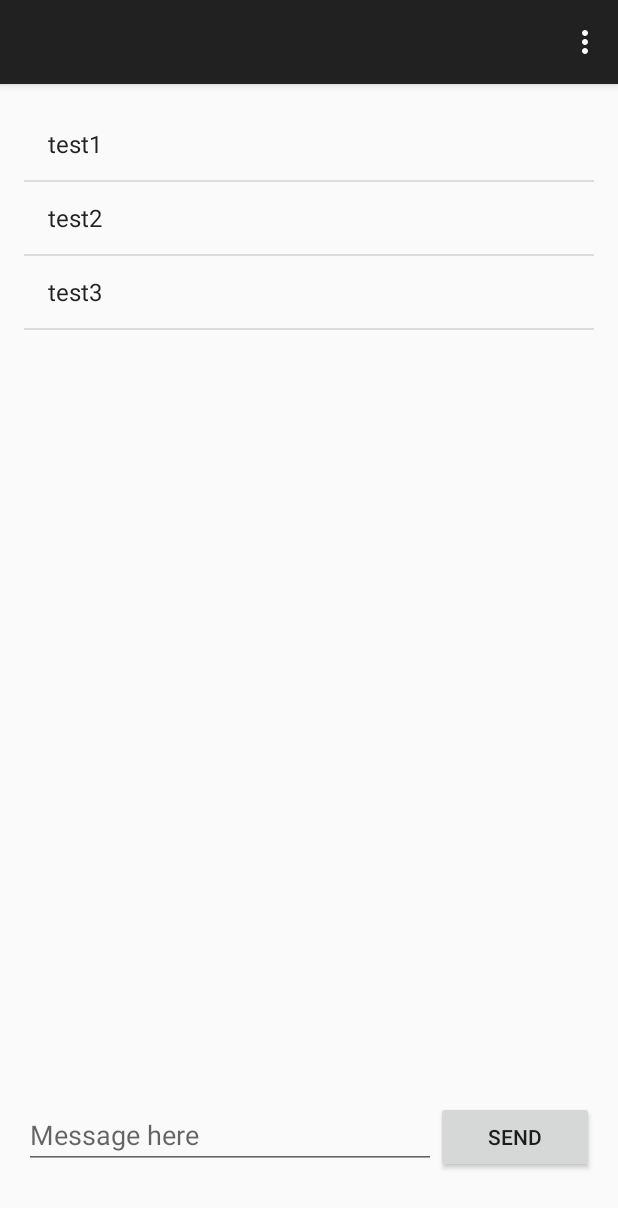
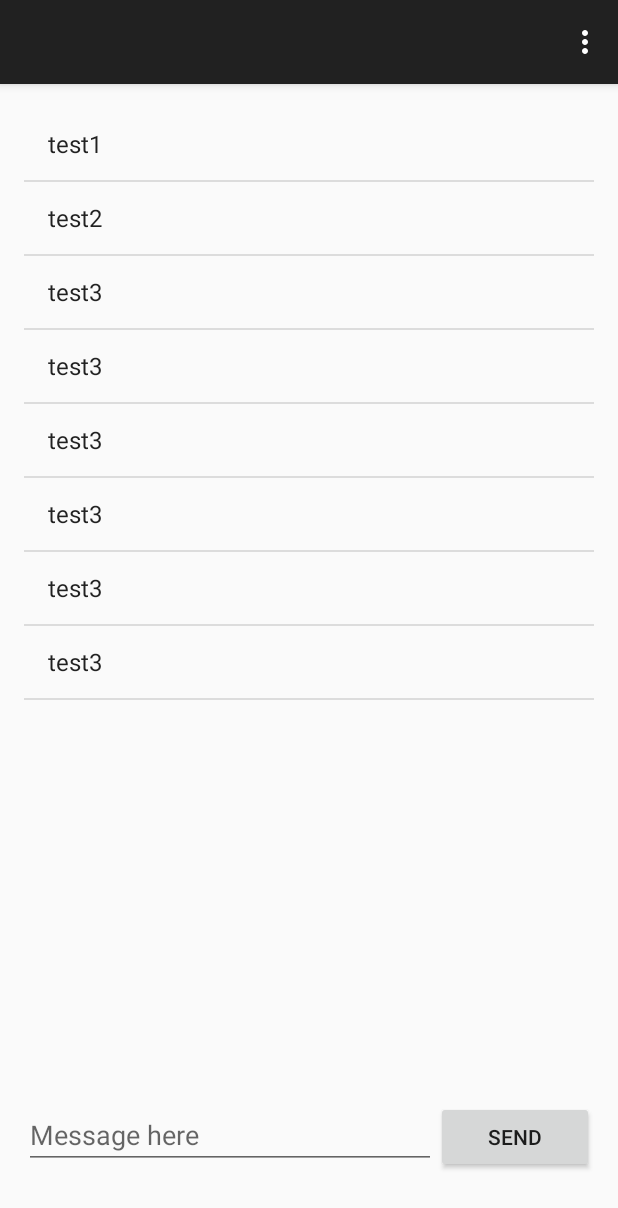
Before and after one commit to roy989898/simple_TCPIP_chat_app_v2, an Android app: the ChatActivity screen opened directly, with no data from a screen before it, on a phone screen of 412 x 824 dp. Shown: the top 1208 px of the screen. Run offline under Robolectric (Android 15) with nearby library versions, the light colour scheme and no system bars; 2 statements that could not run were skipped.

Commit message:
11/4/2015

```diff
--- a/app/build.gradle
+++ b/app/build.gradle
@@ -12,6 +12,9 @@ android {
         versionName "1.0"
     }
     buildTypes {
+        debug {
+            debuggable true
+        }
         release {
             minifyEnabled false
             proguardFiles getDefaultProguardFile('proguard-android.txt'), 'proguard-rules.pro'
--- a/app/src/main/java/pom/poly/com/simple_tcpip_chat_app_v2/BuddyAndChatListContentProvider.java
+++ b/app/src/main/java/pom/poly/com/simple_tcpip_chat_app_v2/BuddyAndChatListContentProvider.java
@@ -28,6 +28,7 @@ public class BuddyAndChatListContentProvider extends ContentProvider {
         sUriMatcher.addURI(AUTHORITY, BuddyListSQLiteHelper.TABLE_BUDDYS, DB_TABLE_BUDDY);
         sUriMatcher.addURI(AUTHORITY, BuddyListSQLiteHelper.TABLE_CHAT_HISTORY, DB_TABLE_CHATHISTORY);
     }
+
     private SQLiteDatabase database;
 
     public BuddyAndChatListContentProvider() {
@@ -60,7 +61,7 @@ public class BuddyAndChatListContentProvider extends ContentProvider {
 
     @Override
     public String getType(Uri uri) {
-        // TODO: Implement this to handle requests for the MIME type of the data
+
         // at the given URI.
         throw new UnsupportedOperationException("Not yet implemented");
     }
@@ -318,7 +319,7 @@ public class BuddyAndChatListContentProvider extends ContentProvider {
     @Override
     public int update(Uri uri, ContentValues values, String selection,
                       String[] selectionArgs) {
-        // TODO: Implement this to handle requests to update one or more rows.
+
         throw new UnsupportedOperationException("Not yet implemented");
     }
 }
--- a/app/src/main/java/pom/poly/com/simple_tcpip_chat_app_v2/ChatActivity.java
+++ b/app/src/main/java/pom/poly/com/simple_tcpip_chat_app_v2/ChatActivity.java
@@ -1,9 +1,14 @@
 package pom.poly.com.simple_tcpip_chat_app_v2;
 
+import android.content.BroadcastReceiver;
+import android.content.Context;
+import android.content.Intent;
+import android.content.IntentFilter;
 import android.database.Cursor;
 import android.database.sqlite.SQLiteDatabase;
 import android.os.AsyncTask;
 import android.os.Bundle;
+import android.support.v4.content.LocalBroadcastManager;
 import android.support.v7.app.ActionBarActivity;
 import android.view.Menu;
 import android.view.MenuItem;
@@ -27,6 +32,7 @@ public class ChatActivity extends ActionBarActivity implements View.OnClickListe
     private String phoneNumber;
     private ArrayAdapter adapter;
     private ArrayList<String> chtaHistoryArray = new ArrayList<String>();
+    private ResponseReceiver rr;
 
     @Override
     protected void onCreate(Bundle savedInstanceState) {
@@ -48,14 +54,26 @@ public class ChatActivity extends ActionBarActivity implements View.OnClickListe
         chtaHistoryArray.add("test1");
         chtaHistoryArray.add("test2");
         chtaHistoryArray.add("test3");
+        chtaHistoryArray.add("test3");
+        chtaHistoryArray.add("test3");
+        chtaHistoryArray.add("test3");
+        chtaHistoryArray.add("test3");
+        chtaHistoryArray.add("test3");
         //temp for test the Chatarray
 
         btSend.setOnClickListener(this);
-
-
+        RegisterBrodcastReciver();
         reflashAndShowAlltheChatHistory();
 
+    }
 
+    private void RegisterBrodcastReciver() {
+        // IntentFilter mStatusIntentFilter = new IntentFilter(Config.BROADCAST_ACTION+phoneNumber);//use + phonenumber to reg
+        IntentFilter mStatusIntentFilter = new IntentFilter(Config.BROADCAST_ACTION);//use + phonenumber to reg //TODO for Test
+        rr = new ResponseReceiver();
+        LocalBroadcastManager.getInstance(this).registerReceiver(
+                rr,
+                mStatusIntentFilter);
     }
 
 
@@ -115,9 +133,8 @@ public class ChatActivity extends ActionBarActivity implements View.OnClickListe
     public void onClick(View v) {
         //this code just for try the TCPIP
         // Intent mServiceIntent = new Intent(getApplicationContext(), MessageReciveIntentService.class);// old method, cnt use IntentService
-        //TODO send message here to the server, use a new Socket
         new SendMessageTask().execute();
-
+        //TODO save message
 
 
     }
@@ -208,4 +225,15 @@ public class ChatActivity extends ActionBarActivity implements View.OnClickListe
 
 
     }
+
+    // Broadcast receiver for receiving status updates from the IntentService
+    private class ResponseReceiver extends BroadcastReceiver {
+        @Override
+        public void onReceive(Context context, Intent intent) {
+            //TODO on receive do a here
+            //load from sql to array
+            //refresh
+
+        }
+    }
 }
--- a/app/src/main/java/pom/poly/com/simple_tcpip_chat_app_v2/MessageReciveIntentService.java
+++ b/app/src/main/java/pom/poly/com/simple_tcpip_chat_app_v2/MessageReciveIntentService.java
@@ -14,7 +14,7 @@ import java.net.Socket;
  * An {@link IntentService} subclass for handling asynchronous task requests in
  * a service on a separate handler thread.
  * <p/>
- * TODO: Customize class - update intent actions, extra parameters and static
+ * <p/>
  * helper methods.
  */
 public class MessageReciveIntentService extends IntentService {
--- a/app/src/main/res/layout/activity_chat.xml
+++ b/app/src/main/res/layout/activity_chat.xml
@@ -38,4 +38,5 @@
             android:layout_weight="1"
             android:text="Send" />
     </LinearLayout>
+
 </LinearLayout>
```
Also changed, not shown: app/src/main/AndroidManifest.xml (+25 -4 lines), app/src/main/java/pom/poly/com/simple_tcpip_chat_app_v2/Config.java (+8 -1 lines), app/src/main/java/pom/poly/com/simple_tcpip_chat_app_v2/MessageReciveService.java (+60 -2 lines), app/src/main/java/pom/poly/com/simple_tcpip_chat_app_v2/MyStartServiceReceiver.java (added, +18 -0 lines).
